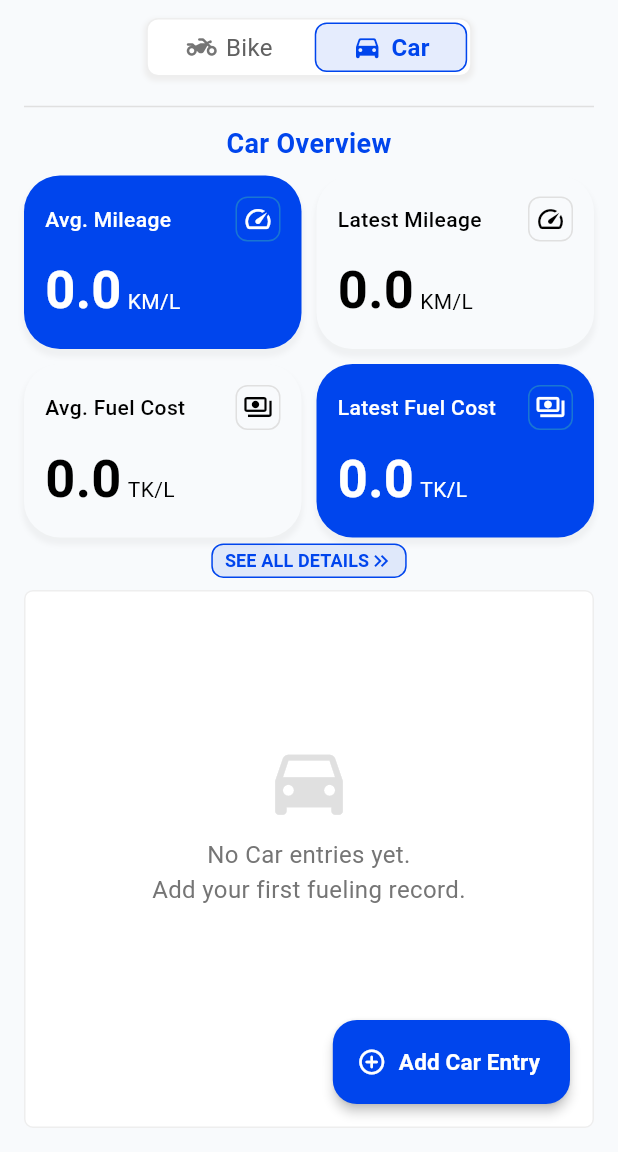
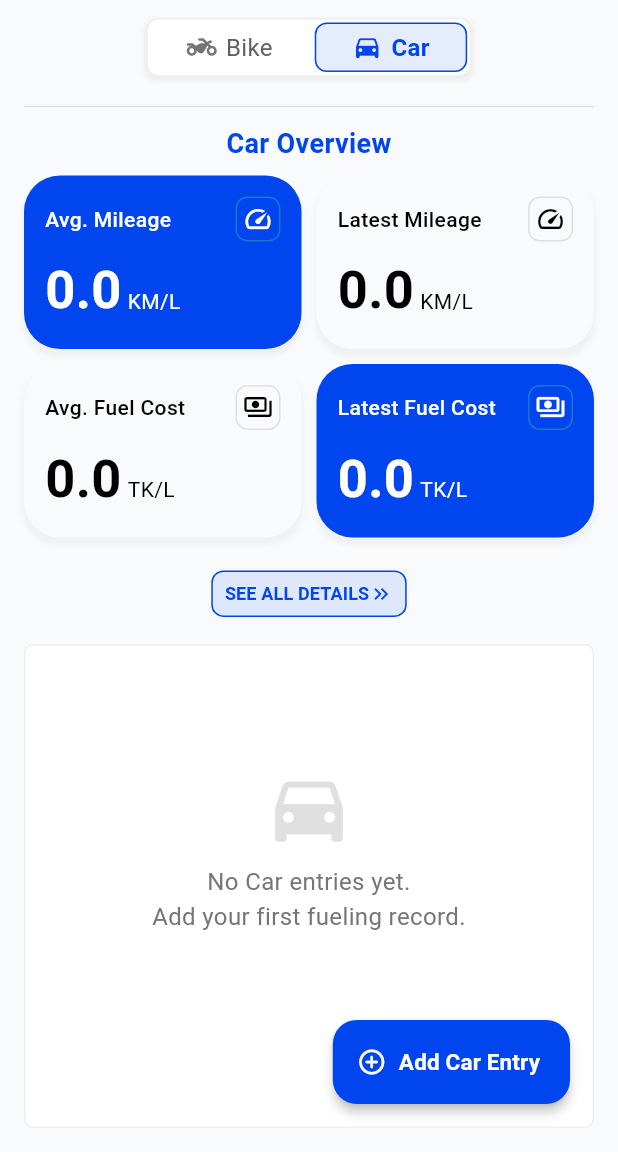
Before and after one commit to azizulever/tankibhai_android, a Flutter app: the screen it shows after launch, on a phone screen of 412 x 824 dp, the part 84-1236 px from its top. Run offline on Flutter 3.47's test engine with Material 3 defaults, Android fonts, the light colour scheme and no system bars; our stand-ins replace flutter_svg, get, shared_preferences.

Commit message:
releas 1.3.12

```diff
--- a/lib/screens/home_screen.dart
+++ b/lib/screens/home_screen.dart
@@ -123,7 +123,7 @@ class HomePage extends StatelessWidget {
                 ),
               ),
               Padding(
-                padding: const EdgeInsets.only(bottom: 8),
+                padding: const EdgeInsets.only(bottom: 18, top: 18),
                 child: Row(
                   mainAxisAlignment: MainAxisAlignment.center,
                   children: [
@@ -147,7 +147,7 @@ class HomePage extends StatelessWidget {
                           foregroundColor: primaryColor,
                           padding: const EdgeInsets.symmetric(
                             horizontal: 8,
-                            vertical: 10,
+                            vertical: 14,
                           ),
                           visualDensity: VisualDensity.compact,
                           minimumSize: Size.zero,
```
